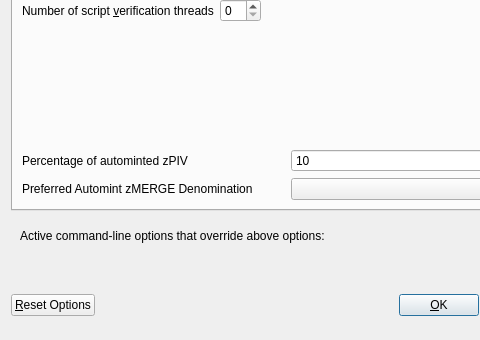
This is src/qt/forms/optionsdialog.ui in ProjectMerge/merge-legacy as Qt 5 draws it before an edit; both pictures show x 0 to 480 and y 102 to 442 of the 576 by 442 pixel window. The edited form follows.
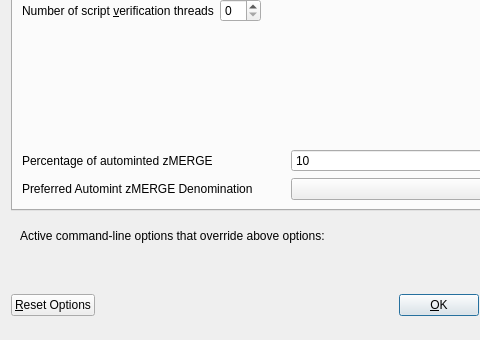
This is the edited form. Custom widgets are drawn as their Qt base class.

What changed in the file:
```diff
--- a/src/qt/forms/optionsdialog.ui
+++ b/src/qt/forms/optionsdialog.ui
@@ -138,7 +138,7 @@
             <string>Percentage of incoming MERGE which get automatically converted to zMERGE via Zerocoin Protocol (min: 10%)</string>
            </property>
            <property name="text">
-            <string>Percentage of autominted zPIV</string>
+            <string>Percentage of autominted zMERGE</string>
            </property>
           </widget>
          </item>
```
